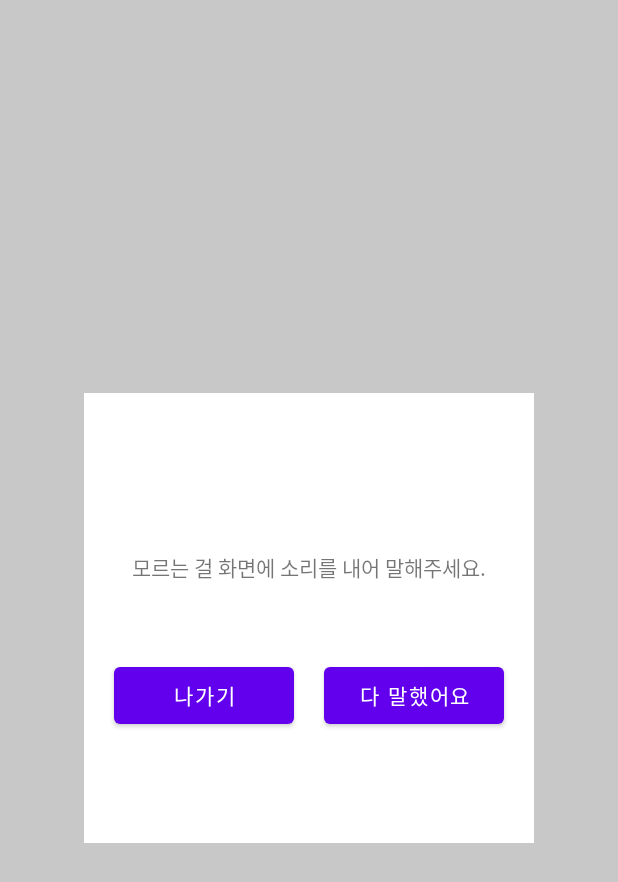
After one commit to devgaram/alido-android, an Android app: the layout view_audio_record.xml on its own in the app's theme, with its tools: preview values and no code run, on a phone screen of 412 x 824 dp. The commit adds this screen. Shown: the top 882 px of the screen. Run offline under Robolectric (Android 15) with nearby library versions, the phone set to English and light mode, and no system bars.

Commit message:
add prompt view

```diff
--- a/app/src/main/AndroidManifest.xml
+++ b/app/src/main/AndroidManifest.xml
@@ -7,6 +7,8 @@
     <uses-permission android:name="android.permission.FOREGROUND_SERVICE" />
     <uses-permission android:name="android.permission.WRITE_EXTERNAL_STORAGE" />
     <uses-permission android:name="android.permission.READ_EXTERNAL_STORAGE"/>
+    <uses-permission android:name="android.permission.RECORD_AUDIO" />
+
     <application
         android:allowBackup="true"
         android:dataExtractionRules="@xml/data_extraction_rules"
--- a/app/src/main/java/com/example/forparent/MainActivity.kt
+++ b/app/src/main/java/com/example/forparent/MainActivity.kt
@@ -11,6 +11,7 @@ import androidx.activity.result.ActivityResult
 import androidx.activity.result.contract.ActivityResultContracts
 import androidx.appcompat.app.AppCompatActivity
 import androidx.core.app.ActivityCompat
+import androidx.core.content.ContextCompat
 import androidx.core.net.toUri
 
 
--- /dev/null
+++ b/app/src/main/res/layout/view_audio_record.xml
@@ -0,0 +1,56 @@
+<?xml version="1.0" encoding="utf-8"?>
+<androidx.constraintlayout.widget.ConstraintLayout xmlns:android="http://schemas.android.com/apk/res/android"
+    xmlns:tools="http://schemas.android.com/tools"
+    android:layout_width="match_parent"
+    android:layout_height="match_parent"
+    xmlns:app="http://schemas.android.com/apk/res-auto"
+    android:background="@color/cardview_shadow_start_color">
+
+
+    <androidx.constraintlayout.widget.ConstraintLayout
+        android:layout_width="300dp"
+        android:layout_height="300dp"
+        android:background="@color/design_default_color_on_primary"
+        app:layout_constraintBottom_toBottomOf="parent"
+        app:layout_constraintLeft_toLeftOf="parent"
+        app:layout_constraintRight_toRightOf="parent"
+        app:layout_constraintTop_toTopOf="parent"
+        tools:ignore="MissingConstraints"
+        android:gravity="center_vertical">
+
+        <TextView
+            android:id="@+id/prompt_text"
+            android:layout_width="wrap_content"
+            android:layout_height="wrap_content"
+            android:text="모르는 걸 화면에 소리를 내어 말해주세요."
+            app:layout_constraintBottom_toBottomOf="parent"
+            app:layout_constraintLeft_toLeftOf="parent"
+            app:layout_constraintRight_toRightOf="parent"
+            app:layout_constraintTop_toTopOf="parent"
+            app:layout_constraintVertical_bias="0.379" />
+
+        <Button
+            android:id="@+id/exit_record_audio"
+            android:layout_width="0dp"
+            android:layout_height="50dp"
+            android:layout_marginLeft="20dp"
+            android:layout_marginTop="50dp"
+            android:text="나가기"
+            app:layout_constraintLeft_toLeftOf="parent"
+            app:layout_constraintRight_toLeftOf="@+id/stop_record_audio"
+            app:layout_constraintTop_toBottomOf="@+id/prompt_text" />
+
+        <Button
+            android:id="@+id/stop_record_audio"
+            android:layout_width="0dp"
+            android:layout_height="50dp"
+            android:text="다 말했어요"
+            app:layout_constraintLeft_toRightOf="@+id/exit_record_audio"
+            app:layout_constraintTop_toTopOf="@+id/exit_record_audio"
+            app:layout_constraintBottom_toBottomOf="@id/exit_record_audio"
+            app:layout_constraintRight_toRightOf="parent"
+            android:layout_marginLeft="20dp"
+            android:layout_marginRight="20dp"/>
+    </androidx.constraintlayout.widget.ConstraintLayout>
+
+</androidx.constraintlayout.widget.ConstraintLayout>
--- a/app/src/main/res/layout/view_window.xml
+++ b/app/src/main/res/layout/view_floating.xml
@@ -6,7 +6,7 @@
     android:padding="20dp"
     android:background="#0000ff">
     <Button
-        android:id="@+id/capture_button"
+        android:id="@+id/show_prompt_button"
         android:layout_width="wrap_content"
         android:layout_height="wrap_content"
         android:textColor="@color/cardview_dark_background"
```
Also changed, not shown: app/src/main/java/com/example/forparent/MainService.kt (+81 -17 lines), app/src/main/res/layout/view_prompt.xml (added, +56 -0 lines).
